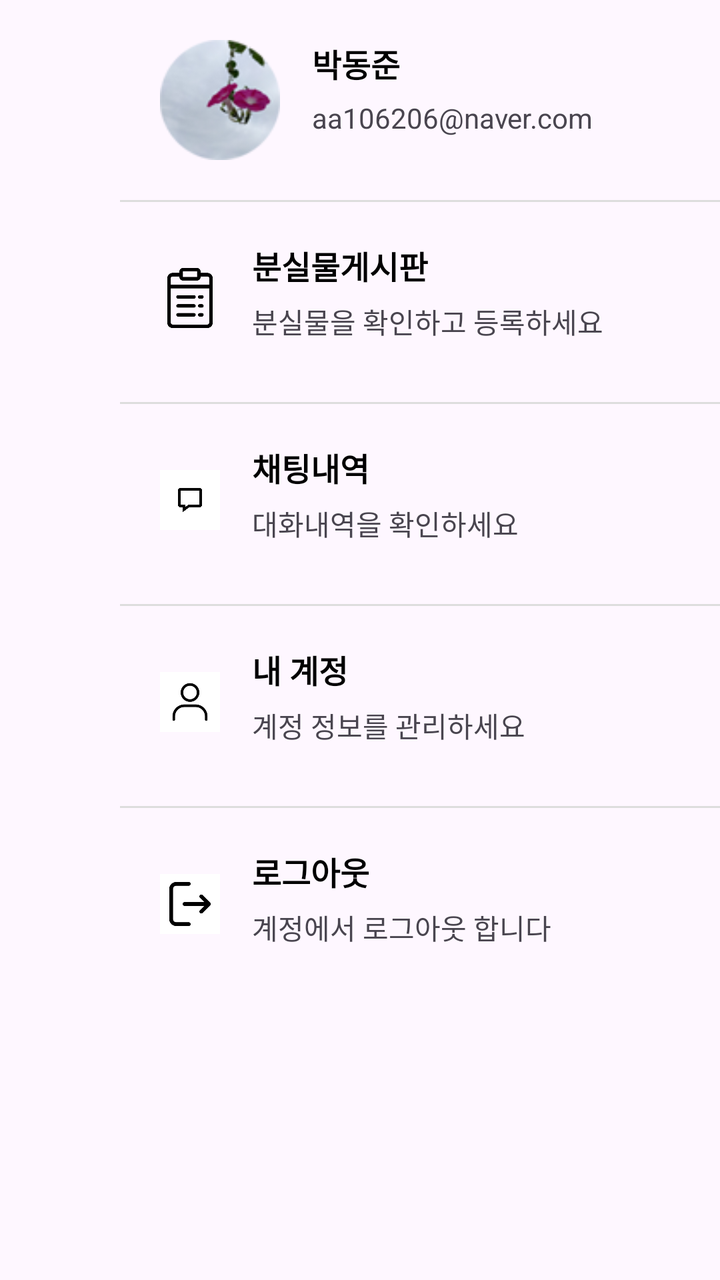
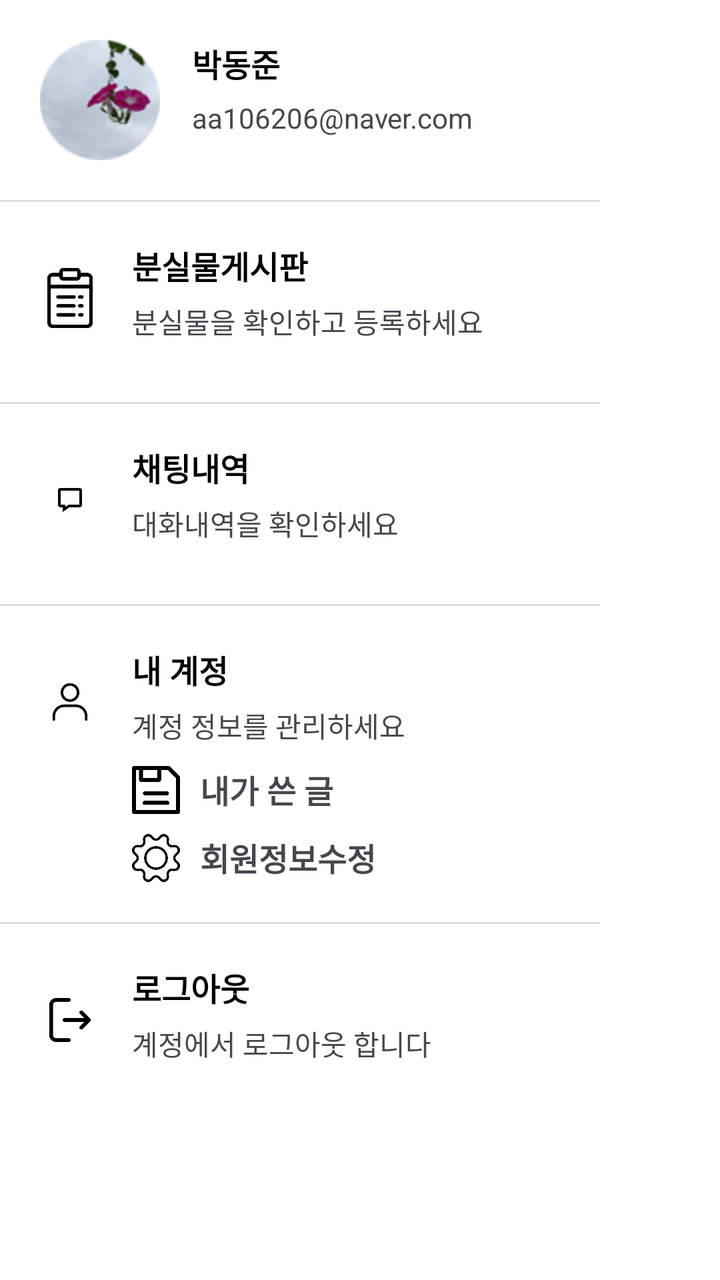

The first picture is an Android layout as it rendered before a commit; the second is the same layout after the commit. The layout source and the unified diff follow.
<!-- AndroidManifest.xml: application theme Theme.Lostfind -->
<!-- res/layout/navigation.xml -->
<?xml version="1.0" encoding="utf-8"?>
<androidx.constraintlayout.widget.ConstraintLayout xmlns:android="http://schemas.android.com/apk/res/android"
    android:layout_width="match_parent"
    android:layout_height="match_parent"
    xmlns:app="http://schemas.android.com/apk/res-auto">
    <LinearLayout
        android:layout_width="300dp"
        android:layout_height="match_parent"
        android:orientation="vertical"
        android:gravity="right"
        app:layout_constraintEnd_toEndOf="parent">

        <LinearLayout
            android:layout_width="match_parent"
            android:layout_height="100dp"
            android:padding="20dp">
            <ImageView
                android:layout_width="60dp"
                android:layout_height="60dp"
                android:src="@drawable/temp_icon"
                android:layout_marginEnd="16dp" />
            <LinearLayout
                android:layout_width="wrap_content"
                android:layout_height="wrap_content"
                android:orientation="vertical">
                <TextView
                    android:layout_width="wrap_content"
                    android:layout_height="wrap_content"
                    android:layout_marginBottom="6dp"
                    android:text="박동준"
                    android:textSize="16sp"
                    android:textColor="#000000"
                    android:textStyle="bold"/>
                <TextView
                    android:layout_width="wrap_content"
                    android:layout_height="wrap_content"
                    android:text="aa106206@naver.com"
                    android:textSize="14sp" />
            </LinearLayout>
        </LinearLayout>


        <View
            android:layout_width="match_parent"
            android:layout_height="1dp"
            android:background="#DDDDDD" />


        <LinearLayout
            android:layout_width="match_parent"
            android:layout_height="100dp"
            android:padding="20dp">
            <ImageView
                android:layout_width="30dp"
                android:layout_height="30dp"
                android:layout_marginTop="13dp"
                android:src="@drawable/in_navi1"
                android:layout_marginEnd="16dp" />
            <LinearLayout
                android:layout_width="wrap_content"
                android:layout_height="wrap_content"
                android:orientation="vertical">
                <TextView
                    android:layout_width="wrap_content"
                    android:layout_height="wrap_content"
                    android:layout_marginBottom="6dp"
                    android:text="분실물게시판"
                    android:textSize="16sp"
                    android:textColor="#000000"
                    android:textStyle="bold"/>
                <TextView
                    android:layout_width="wrap_content"
                    android:layout_height="wrap_content"
                    android:text="분실물을 확인하고 등록하세요"
                    android:textSize="14sp" />
            </LinearLayout>
        </LinearLayout>


        <View
            android:layout_width="match_parent"
            android:layout_height="1dp"
            android:background="#DDDDDD" />


        <LinearLayout
            android:layout_width="match_parent"
            android:layout_height="100dp"
            android:padding="20dp">
            <ImageView
                android:layout_width="30dp"
                android:layout_height="30dp"
                android:layout_marginTop="13dp"
                android:src="@drawable/in_navi2"
                android:layout_marginEnd="16dp" />
            <LinearLayout
                android:layout_width="wrap_content"
                android:layout_height="wrap_content"
                android:orientation="vertical">
                <TextView
                    android:layout_width="wrap_content"
                    android:layout_height="wrap_content"
                    android:layout_marginBottom="6dp"
                    android:text="채팅내역"
                    android:textSize="16sp"
                    android:textColor="#000000"
                    android:textStyle="bold"/>
                <TextView
                    android:layout_width="wrap_content"
                    android:layout_height="wrap_content"
                    android:text="대화내역을 확인하세요"
                    android:textSize="14sp" />
            </LinearLayout>
        </LinearLayout>


        <View
            android:layout_width="match_parent"
            android:layout_height="1dp"
            android:background="#DDDDDD" />


        <LinearLayout
            android:layout_width="match_parent"
            android:layout_height="100dp"
            android:padding="20dp">
            <ImageView
                android:layout_width="30dp"
                android:layout_height="30dp"
                android:layout_marginTop="13dp"
                android:src="@drawable/in_navi4"
                android:layout_marginEnd="16dp" />
            <LinearLayout
                android:layout_width="wrap_content"
                android:layout_height="wrap_content"
                android:orientation="vertical">
                <TextView
                    android:layout_width="wrap_content"
                    android:layout_height="wrap_content"
                    android:layout_marginBottom="6dp"
                    android:text="내 계정"
                    android:textSize="16sp"
                    android:textColor="#000000"
                    android:textStyle="bold"/>
                <TextView
                    android:layout_width="wrap_content"
                    android:layout_height="wrap_content"
                    android:text="계정 정보를 관리하세요"
                    android:textSize="14sp" />
            </LinearLayout>
        </LinearLayout>


        <View
            android:layout_width="match_parent"
            android:layout_height="1dp"
            android:background="#DDDDDD" />


        <LinearLayout
            android:layout_width="match_parent"
            android:layout_height="100dp"
            android:padding="20dp">
            <ImageView
                android:layout_width="30dp"
                android:layout_height="30dp"
                android:layout_marginTop="13dp"
                android:src="@drawable/in_navi5"
                android:layout_marginEnd="16dp" />
            <LinearLayout
                android:layout_width="wrap_content"
                android:layout_height="wrap_content"
                android:orientation="vertical">
                <TextView
                    android:layout_width="wrap_content"
                    android:layout_height="wrap_content"
                    android:layout_marginBottom="6dp"
                    android:text="로그아웃"
                    android:textSize="16sp"
                    android:textColor="#000000"
                    android:textStyle="bold"/>
                <TextView
                    android:layout_width="wrap_content"
                    android:layout_height="wrap_content"
                    android:text="계정에서 로그아웃 합니다"
                    android:textSize="14sp" />
            </LinearLayout>
        </LinearLayout>
    </LinearLayout>
</androidx.constraintlayout.widget.ConstraintLayout>
<!-- resources referenced by this layout -->
<resources>
  <!-- drawable in_navi1: png bitmap (drawable, 4513 bytes) -->
  <!-- drawable in_navi2: jpg bitmap (drawable, 6498 bytes) -->
  <!-- drawable in_navi4: jpg bitmap (drawable, 3814 bytes) -->
  <!-- drawable in_navi5: jpg bitmap (drawable, 8983 bytes) -->
  <!-- drawable temp_icon: png bitmap (drawable, 10645 bytes) -->
  <style name="Theme.Lostfind" parent="Base.Theme.Lostfind" />
  <style name="Base.Theme.Lostfind" parent="Theme.Material3.DayNight.NoActionBar">
          
          
      </style>
</resources>

<!-- the commit's change to res/layout/navigation.xml (unified diff, before → after) -->
@@ -1,8 +1,11 @@
 <?xml version="1.0" encoding="utf-8"?>
-<androidx.constraintlayout.widget.ConstraintLayout xmlns:android="http://schemas.android.com/apk/res/android"
-    android:layout_width="match_parent"
+<com.google.android.material.navigation.NavigationView
+    xmlns:android="http://schemas.android.com/apk/res/android"
+    android:layout_width="300dp"
     android:layout_height="match_parent"
-    xmlns:app="http://schemas.android.com/apk/res-auto">
+    xmlns:app="http://schemas.android.com/apk/res-auto"
+    android:elevation="24dp"
+    android:background="#FFFFFF">
     <LinearLayout
         android:layout_width="300dp"
         android:layout_height="match_parent"
@@ -47,6 +50,7 @@
 
 
         <LinearLayout
+            android:id="@+id/goPostlist"
             android:layout_width="match_parent"
             android:layout_height="100dp"
             android:padding="20dp">
@@ -122,7 +126,7 @@
 
         <LinearLayout
             android:layout_width="match_parent"
-            android:layout_height="100dp"
+            android:layout_height="wrap_content"
             android:padding="20dp">
             <ImageView
                 android:layout_width="30dp"
@@ -147,6 +151,41 @@
                     android:layout_height="wrap_content"
                     android:text="계정 정보를 관리하세요"
                     android:textSize="14sp" />
+                <LinearLayout
+                    android:layout_width="wrap_content"
+                    android:layout_height="wrap_content"
+                    android:orientation="horizontal"
+                    android:layout_marginBottom="10dp"
+                    android:layout_marginTop="10dp">
+                    <ImageView
+                        android:layout_width="24dp"
+                        android:layout_height="24dp"
+                        android:src="@drawable/in_navi6"
+                        android:layout_marginRight="10dp"/>
+                    <TextView
+                        android:layout_width="wrap_content"
+                        android:layout_height="wrap_content"
+                        android:text="내가 쓴 글"
+                        android:textSize="16sp"
+                        android:textStyle="bold"/>
+                </LinearLayout>
+                <LinearLayout
+                    android:id="@+id/goMyinfo"
+                    android:layout_width="wrap_content"
+                    android:layout_height="wrap_content"
+                    android:orientation="horizontal">
+                    <ImageView
+                        android:layout_width="24dp"
+                        android:layout_height="24dp"
+                        android:src="@drawable/in_navi3"
+                        android:layout_marginRight="10dp"/>
+                    <TextView
+                        android:layout_width="wrap_content"
+                        android:layout_height="wrap_content"
+                        android:text="회원정보수정"
+                        android:textSize="16sp"
+                        android:textStyle="bold"/>
+                </LinearLayout>
             </LinearLayout>
         </LinearLayout>
 
@@ -187,4 +226,4 @@
             </LinearLayout>
         </LinearLayout>
     </LinearLayout>
-</androidx.constraintlayout.widget.ConstraintLayout>
+</com.google.android.material.navigation.NavigationView>
<!-- resource entries referenced after the edit -->
@@ -2,8 +2,10 @@
 <resources>
   <!-- drawable in_navi1: png bitmap (drawable, 4513 bytes) -->
   <!-- drawable in_navi2: jpg bitmap (drawable, 6498 bytes) -->
+  <!-- drawable in_navi3: png bitmap (drawable, 6284 bytes) -->
   <!-- drawable in_navi4: jpg bitmap (drawable, 3814 bytes) -->
   <!-- drawable in_navi5: jpg bitmap (drawable, 8983 bytes) -->
+  <!-- drawable in_navi6: png bitmap (drawable, 2003 bytes) -->
   <!-- drawable temp_icon: png bitmap (drawable, 10645 bytes) -->
   <style name="Theme.Lostfind" parent="Base.Theme.Lostfind" />
   <style name="Base.Theme.Lostfind" parent="Theme.Material3.DayNight.NoActionBar">
